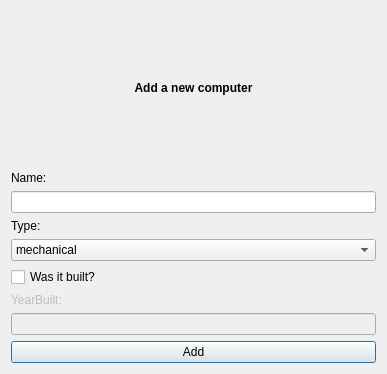
First picture: the form in vika3/week3/addcomputerdialog.ui, repository axelboga/hopur32, before the edit.
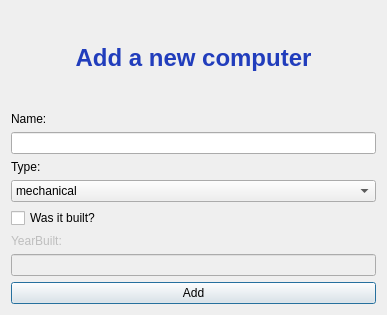
Second picture: the form after the edit.

The edit to the form file:
```diff
--- a/vika3/week3/addcomputerdialog.ui
+++ b/vika3/week3/addcomputerdialog.ui
@@ -7,7 +7,7 @@
     <x>0</x>
     <y>0</y>
     <width>387</width>
-    <height>374</height>
+    <height>315</height>
    </rect>
   </property>
   <property name="windowTitle">
@@ -17,7 +17,7 @@
    <item>
     <widget class="QLabel" name="label_add_computer">
      <property name="text">
-      <string>&lt;html&gt;&lt;head/&gt;&lt;body&gt;&lt;p align=&quot;center&quot;&gt;&lt;span style=&quot; font-weight:600;&quot;&gt;Add a new computer&lt;/span&gt;&lt;/p&gt;&lt;/body&gt;&lt;/html&gt;</string>
+      <string>&lt;html&gt;&lt;head/&gt;&lt;body&gt;&lt;p align=&quot;center&quot;&gt;&lt;span style=&quot; font-size:18pt; font-weight:600; color:#213dbc;&quot;&gt;Add a new computer&lt;/span&gt;&lt;/p&gt;&lt;/body&gt;&lt;/html&gt;</string>
      </property>
     </widget>
    </item>
```
